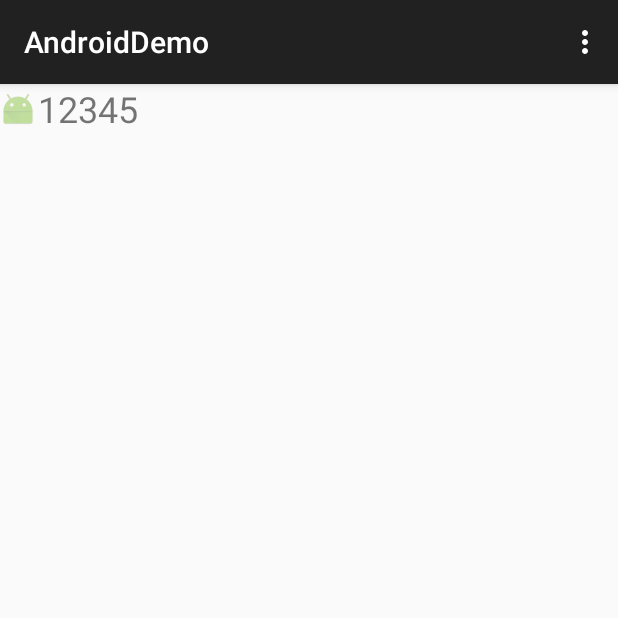
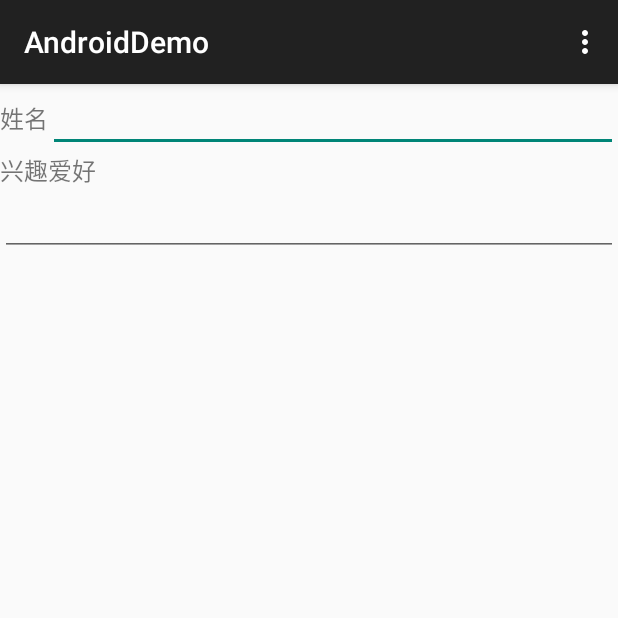
Before and after one commit to panwix/AndroidDemo, an Android app: the screen it shows after launch (MainActivity), on a phone screen of 412 x 824 dp, the top half of it. Run offline under Robolectric (Android 15) with nearby library versions, the phone set to English and light mode, and no system bars.

Commit message:
2015/07/09

```diff
--- /dev/null
+++ b/app/src/main/java/com/panwix/androiddemo/widget/LabelEditText.java
@@ -0,0 +1,67 @@
+package com.panwix.androiddemo.widget;
+
+import android.content.Context;
+import android.util.AttributeSet;
+import android.view.LayoutInflater;
+import android.widget.LinearLayout;
+import android.widget.TextView;
+
+import com.panwix.androiddemo.R;
+
+/**
+ * Created by Panwix on 15/7/11.
+ */
+public class LabelEditText extends LinearLayout {
+    private TextView textView;
+    private String labelText;
+    private int labelFontSize;
+    private String labelPosition;
+
+    public LabelEditText(Context context, AttributeSet attrs) {
+        super(context, attrs);
+
+        //读取labelText属性值
+        int resourceId = attrs.getAttributeResourceValue(null, "labelText", 0);
+
+        //resourceId为0，可能时字符串
+        if(resourceId == 0)
+            labelText = attrs.getAttributeValue(null, "labelText");
+        else
+            labelText = getResources().getString(resourceId);
+
+        //未取到labelText属性值，则抛出异常
+        if(labelText == null)
+            throw new RuntimeException("必须设置labelText属性值");
+
+        //获取labelFontSize属性值
+        resourceId = attrs.getAttributeResourceValue(null, "labelFontSize", 0);
+        if(resourceId == 0)
+            labelFontSize = attrs.getAttributeIntValue(null, "labelFontSize", 14);
+        else
+            labelFontSize = getResources().getInteger(resourceId);
+
+        //获取labelPosition属性值
+        resourceId = attrs.getAttributeResourceValue(null, "labelPosition", 0);
+        if(resourceId == 0)
+            labelPosition = attrs.getAttributeValue(null, "labelPosition");
+        else
+            labelPosition = getResources().getString(resourceId);
+        if(labelPosition == null)
+            labelPosition = "left";
+
+        //获得LAYOUT_INFLATER_SERVIC服务
+        String infService = Context.LAYOUT_INFLATER_SERVICE;
+        LayoutInflater li = (LayoutInflater) context.getSystemService(infService);
+
+        if("left".equals(labelPosition))
+            li.inflate(R.layout.labeledittext_horizontal, this);
+        else if("top".equals(labelPosition))
+            li.inflate(R.layout.labeledittext_vertical, this);
+        else
+            throw new RuntimeException("labelPosition属性只有left或top");
+
+        textView = (TextView)findViewById(R.id.textview);
+        textView.setTextSize((float)labelFontSize);
+        textView.setText(labelText);
+    }
+}
--- /dev/null
+++ b/app/src/main/res/layout/labeledittext_horizontal.xml
@@ -0,0 +1,14 @@
+<?xml version="1.0" encoding="utf-8"?>
+<LinearLayout xmlns:android="http://schemas.android.com/apk/res/android"
+    android:orientation="horizontal"
+    android:layout_width="match_parent" android:layout_height="match_parent">
+    <TextView
+        android:id="@+id/textview"
+        android:layout_width="wrap_content"
+        android:layout_height="wrap_content"
+        />
+    <EditText
+        android:id="@+id/edittext"
+        android:layout_width="match_parent"
+        android:layout_height="wrap_content" />
+</LinearLayout>
--- /dev/null
+++ b/app/src/main/res/layout/labeledittext_vertical.xml
@@ -0,0 +1,13 @@
+<?xml version="1.0" encoding="utf-8"?>
+<LinearLayout xmlns:android="http://schemas.android.com/apk/res/android"
+    android:orientation="vertical"
+    android:layout_width="match_parent" android:layout_height="match_parent">
+    <TextView
+        android:id="@+id/textview"
+        android:layout_width="wrap_content"
+        android:layout_height="wrap_content" />
+    <EditText
+        android:id="@+id/edittext"
+        android:layout_width="match_parent"
+        android:layout_height="wrap_content" />
+</LinearLayout>
--- a/app/src/main/res/layout/main.xml
+++ b/app/src/main/res/layout/main.xml
@@ -1,14 +1,18 @@
 <LinearLayout
     xmlns:android="http://schemas.android.com/apk/res/android"
-    xmlns:mobile="http://com.panwix.mobile"
     android:orientation="vertical"
     android:layout_width="match_parent"
     android:layout_height="match_parent">
-    <com.panwix.androiddemo.widget.IconTextView
+    <com.panwix.androiddemo.widget.LabelEditText
         android:layout_width="match_parent"
         android:layout_height="wrap_content"
-        android:text="12345"
-        android:textSize="24dp"
-        mobile:iconSrc="@drawable/ic"/>
-
+        labelText="@string/name"
+        labelFontSize="16"
+        labelPosition="left"/>
+    <com.panwix.androiddemo.widget.LabelEditText
+        android:layout_width="match_parent"
+        android:layout_height="wrap_content"
+        labelText="@string/interests"
+        labelFontSize="16"
+        labelPosition="top"/>
 </LinearLayout>
--- a/app/src/main/res/values/strings.xml
+++ b/app/src/main/res/values/strings.xml
@@ -3,4 +3,6 @@
 
     <string name="hello_world">Hello world!</string>
     <string name="action_settings">Settings</string>
+    <string name="name">姓名</string>
+    <string name="interests">兴趣爱好</string>
 </resources>
```
